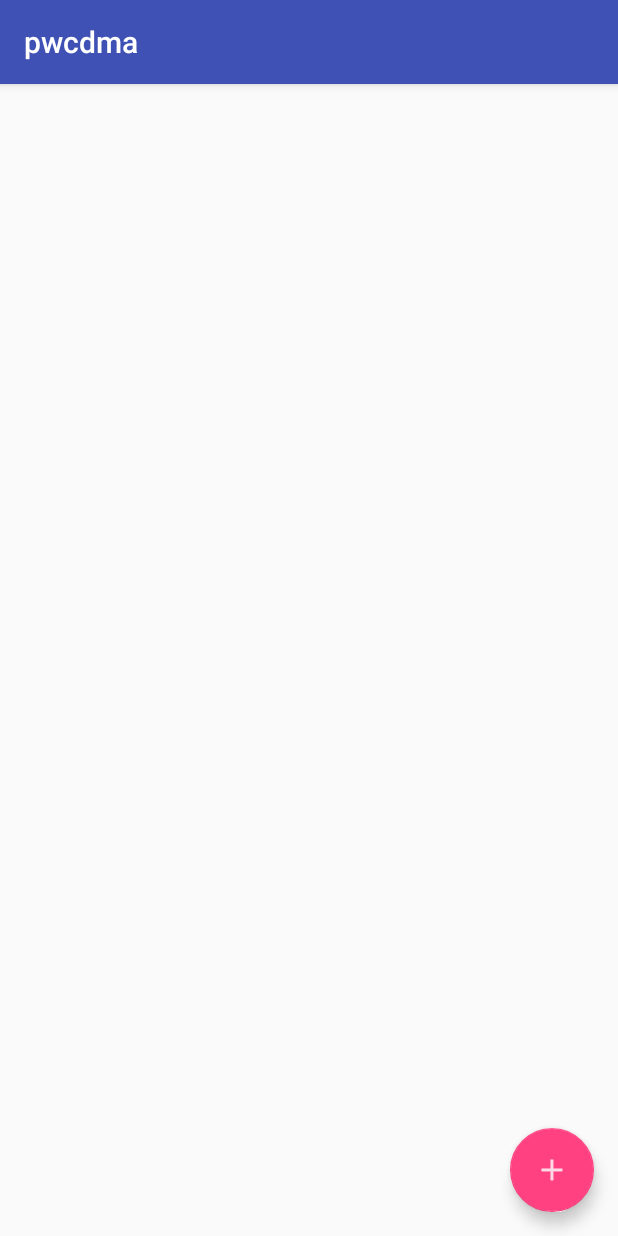
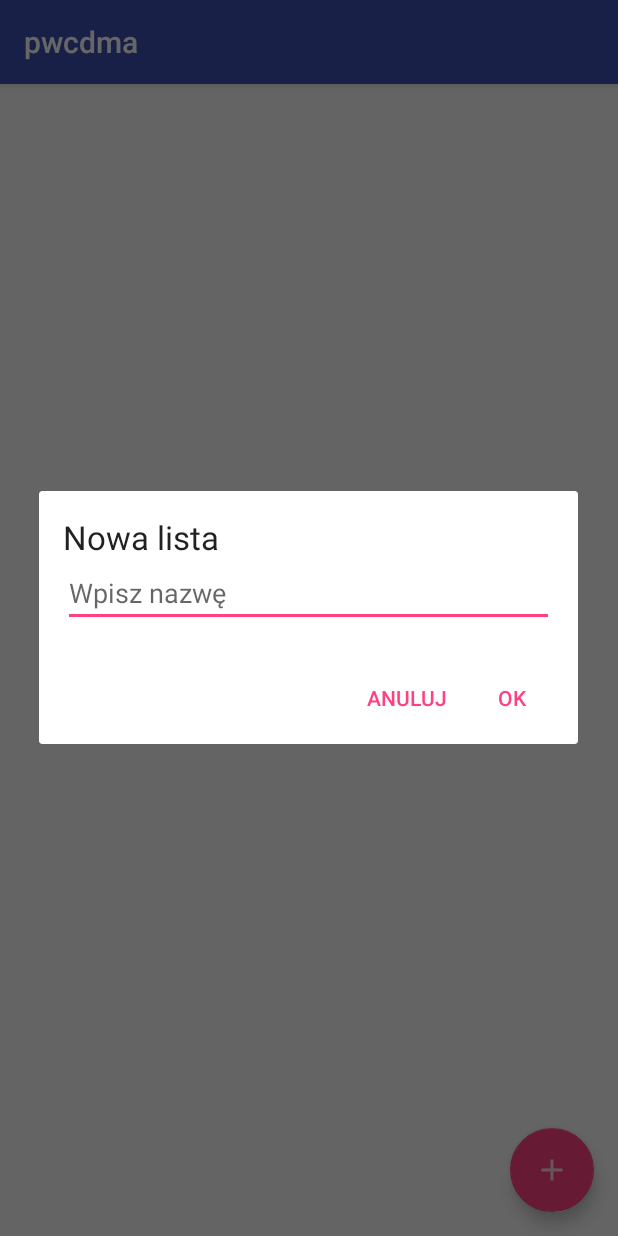
Before and after one commit to chiro1994/pwcdma, an Android app: the screen it shows after launch once a user with an empty profile is signed in (MainActivity), after a tap on an icon or button, on a phone screen of 412 x 824 dp. Run offline under Robolectric (Android 15) with nearby library versions, the phone set to English and light mode, and no system bars; our stand-ins replace Firebase (no records; nobody signed in at launch, a user with empty details on screens opened directly); 2 statements that could not run were skipped.

```diff
--- a/app/src/main/java/pl/chiro/pwcdma/MainActivity.java
+++ b/app/src/main/java/pl/chiro/pwcdma/MainActivity.java
@@ -1,17 +1,20 @@
 package pl.chiro.pwcdma;
 
-
+import android.content.DialogInterface;
 import android.content.Intent;
 import android.os.Bundle;
 import android.support.annotation.NonNull;
 import android.support.design.widget.FloatingActionButton;
+import android.support.v7.app.AlertDialog;
 import android.support.v7.app.AppCompatActivity;
 import android.support.v7.widget.LinearLayoutManager;
 import android.support.v7.widget.RecyclerView;
 import android.view.LayoutInflater;
 import android.view.View;
 import android.view.ViewGroup;
+import android.widget.EditText;
 import android.widget.TextView;
+import android.widget.Toast;
 
 import com.firebase.ui.database.FirebaseRecyclerAdapter;
 import com.firebase.ui.database.FirebaseRecyclerOptions;
@@ -79,31 +82,36 @@ public class MainActivity extends AppCompatActivity {
             }
         };
 
-        firebaseAdapter.registerAdapterDataObserver(new RecyclerView.AdapterDataObserver() {
-            @Override
-            public void onItemRangeInserted(int positionStart, int itemCount) {
-                super.onItemRangeInserted(positionStart, itemCount);
-                int friendlyMessageCount = firebaseAdapter.getItemCount();
-                int lastVisiblePosition =
-                        linearLayoutManager.findLastCompletelyVisibleItemPosition();
-                // If the recycler view is initially being loaded or the
-                // user is at the bottom of the list, scroll to the bottom
-                // of the list to show the newly added message.
-                if (lastVisiblePosition == -1 ||
-                        (positionStart >= (friendlyMessageCount - 1) &&
-                                lastVisiblePosition == (positionStart - 1))) {
-                    listRecyclerView.scrollToPosition(positionStart);
-                }
-            }
-        });
-
         listRecyclerView.setAdapter(firebaseAdapter);
         FloatingActionButton floatingButton = (FloatingActionButton) findViewById(R.id.listFloatingButton);
         floatingButton.setOnClickListener(new View.OnClickListener() {
             @Override
             public void onClick(View v) {
-                ToDoList shoppingList = new ToDoList("test", username);
-                databaseReference.child("lists").push().setValue(shoppingList);
+                View mView = LayoutInflater.from(MainActivity.this).inflate(R.layout.new_list_dialog, null);
+                AlertDialog.Builder alertDialog = new AlertDialog.Builder(MainActivity.this);
+                alertDialog.setView(mView);
+
+                final EditText textDialog = (EditText) mView.findViewById(R.id.nameListDialog);
+                alertDialog.setCancelable(false)
+                        .setPositiveButton("Ok", new DialogInterface.OnClickListener() {
+                            public void onClick(DialogInterface dialogBox, int id) {
+                                String nameList = textDialog.getText().toString().trim();
+                                if (nameList.length() > 0) {
+                                    ToDoList toDoList = new ToDoList(nameList, username);
+                                    databaseReference.child("lists").push().setValue(toDoList);
+                                } else {
+                                    Toast.makeText(MainActivity.this, "Lista musi posiadać nazwę!", Toast.LENGTH_SHORT).show();
+                                }
+                            }
+                        })
+
+                        .setNegativeButton("Anuluj", new DialogInterface.OnClickListener() {
+                            public void onClick(DialogInterface dialogBox, int id) {
+                                dialogBox.cancel();
+                            }
+                        });
+
+                alertDialog.create().show();
             }
         });
     }
--- /dev/null
+++ b/app/src/main/res/layout/new_list_dialog.xml
@@ -0,0 +1,21 @@
+<?xml version="1.0" encoding="utf-8"?>
+<LinearLayout xmlns:android="http://schemas.android.com/apk/res/android"
+    android:id="@+id/custom_dialog_layout_design_user_input"
+    android:layout_width="match_parent"
+    android:layout_height="match_parent"
+    android:orientation="vertical"
+    android:padding="16dp">
+
+    <TextView
+        android:layout_width="wrap_content"
+        android:layout_height="wrap_content"
+        android:text="Nowa lista"
+        android:textAppearance="?android:attr/textAppearanceLarge" />
+
+    <EditText
+        android:id="@+id/nameListDialog"
+        android:layout_width="match_parent"
+        android:layout_height="wrap_content"
+        android:hint="Wpisz nazwę"
+        android:inputType="textCapWords" />
+</LinearLayout>
```
